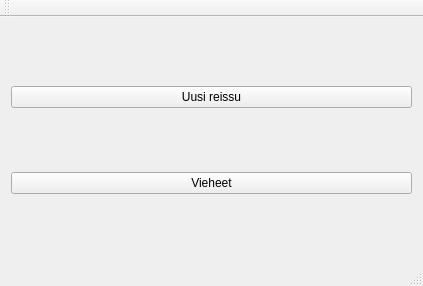
The window that mainwindow.ui (samuliwritescode/uistelupaivakirja-desktop) describes before a commit, drawn with Qt 5.
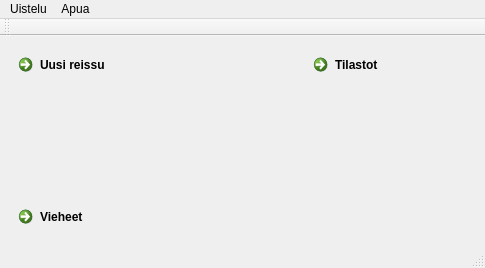
The same window after the commit. Icons and pictures are not drawn.

```diff
--- a/mainwindow.ui
+++ b/mainwindow.ui
@@ -6,32 +6,120 @@
    <rect>
     <x>0</x>
     <y>0</y>
-    <width>423</width>
-    <height>286</height>
+    <width>485</width>
+    <height>268</height>
    </rect>
   </property>
+  <property name="sizePolicy">
+   <sizepolicy hsizetype="Preferred" vsizetype="Preferred">
+    <horstretch>0</horstretch>
+    <verstretch>0</verstretch>
+   </sizepolicy>
+  </property>
   <property name="windowTitle">
    <string>MainWindow</string>
   </property>
   <widget class="QWidget" name="centralWidget">
+   <property name="sizePolicy">
+    <sizepolicy hsizetype="Preferred" vsizetype="Preferred">
+     <horstretch>0</horstretch>
+     <verstretch>0</verstretch>
+    </sizepolicy>
+   </property>
    <layout class="QGridLayout" name="gridLayout">
     <item row="0" column="0">
-     <widget class="QPushButton" name="pushButton">
+     <widget class="QCommandLinkButton" name="newTripBtn">
+      <property name="autoFillBackground">
+       <bool>false</bool>
+      </property>
       <property name="text">
        <string>Uusi reissu</string>
       </property>
+      <property name="icon">
+       <iconset resource="resources.qrc">
+        <normaloff>:/msnlogo.jpg</normaloff>:/msnlogo.jpg</iconset>
+      </property>
+      <property name="iconSize">
+       <size>
+        <width>70</width>
+        <height>70</height>
+       </size>
+      </property>
      </widget>
     </item>
-    <item row="1" column="0">
-     <widget class="QPushButton" name="pushButton_2">
-      <property name="contextMenuPolicy">
-       <enum>Qt::DefaultContextMenu</enum>
-      </property>
+    <item row="2" column="0">
+     <widget class="QCommandLinkButton" name="luresBtn">
       <property name="text">
        <string>Vieheet</string>
       </property>
+      <property name="icon">
+       <iconset resource="resources.qrc">
+        <normaloff>:/msnlogo.jpg</normaloff>:/msnlogo.jpg</iconset>
+      </property>
+      <property name="iconSize">
+       <size>
+        <width>70</width>
+        <height>70</height>
+       </size>
+      </property>
      </widget>
     </item>
+    <item row="1" column="0">
+     <spacer name="verticalSpacer">
+      <property name="orientation">
+       <enum>Qt::Vertical</enum>
+      </property>
+      <property name="sizeHint" stdset="0">
+       <size>
+        <width>20</width>
+        <height>40</height>
+       </size>
+      </property>
+     </spacer>
+    </item>
+    <item row="0" column="2">
+     <widget class="QCommandLinkButton" name="statisticsBtn">
+      <property name="text">
+       <string>Tilastot</string>
+      </property>
+      <property name="icon">
+       <iconset resource="resources.qrc">
+        <normaloff>:/msnlogo.jpg</normaloff>:/msnlogo.jpg</iconset>
+      </property>
+      <property name="iconSize">
+       <size>
+        <width>70</width>
+        <height>70</height>
+       </size>
+      </property>
+     </widget>
+    </item>
+    <item row="0" column="1">
+     <spacer name="horizontalSpacer">
+      <property name="orientation">
+       <enum>Qt::Horizontal</enum>
+      </property>
+      <property name="sizeHint" stdset="0">
+       <size>
+        <width>40</width>
+        <height>20</height>
+       </size>
+      </property>
+     </spacer>
+    </item>
+    <item row="2" column="1">
+     <spacer name="horizontalSpacer_2">
+      <property name="orientation">
+       <enum>Qt::Horizontal</enum>
+      </property>
+      <property name="sizeHint" stdset="0">
+       <size>
+        <width>40</width>
+        <height>20</height>
+       </size>
+      </property>
+     </spacer>
+    </item>
    </layout>
   </widget>
   <widget class="QMenuBar" name="menuBar">
@@ -39,10 +127,25 @@
     <rect>
      <x>0</x>
      <y>0</y>
-     <width>423</width>
+     <width>485</width>
      <height>22</height>
     </rect>
    </property>
+   <widget class="QMenu" name="menuUistelu">
+    <property name="title">
+     <string>Uistelu</string>
+    </property>
+    <addaction name="actionUusi_reissu"/>
+   </widget>
+   <widget class="QMenu" name="menuApua">
+    <property name="title">
+     <string>Apua</string>
+    </property>
+    <addaction name="actionTietoa_ohjelmasta"/>
+    <addaction name="actionOhjeet"/>
+   </widget>
+   <addaction name="menuUistelu"/>
+   <addaction name="menuApua"/>
   </widget>
   <widget class="QToolBar" name="mainToolBar">
    <attribute name="toolBarArea">
```
Left out of the diff: 24 changed lines with no effect on the pictures.
